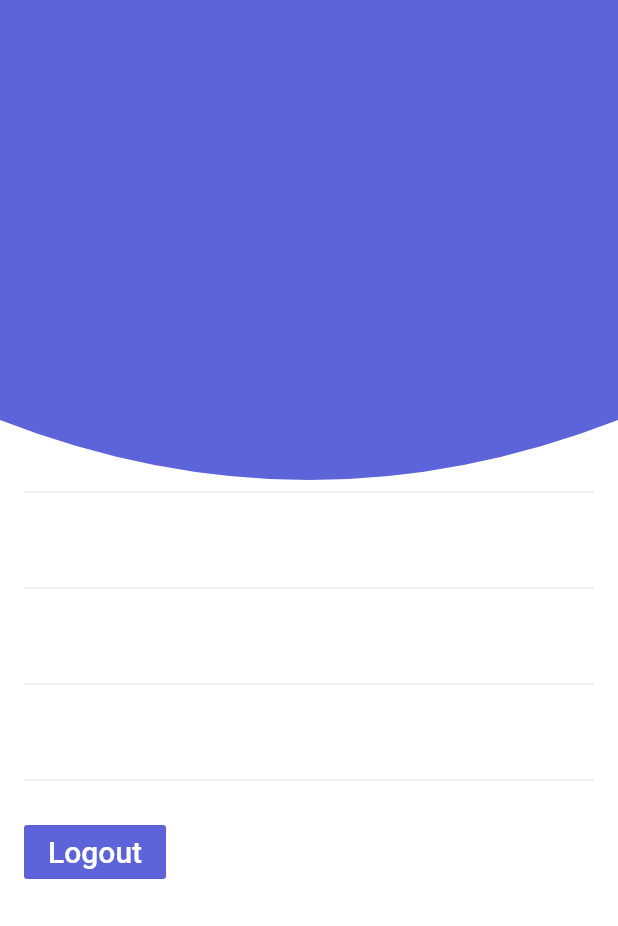
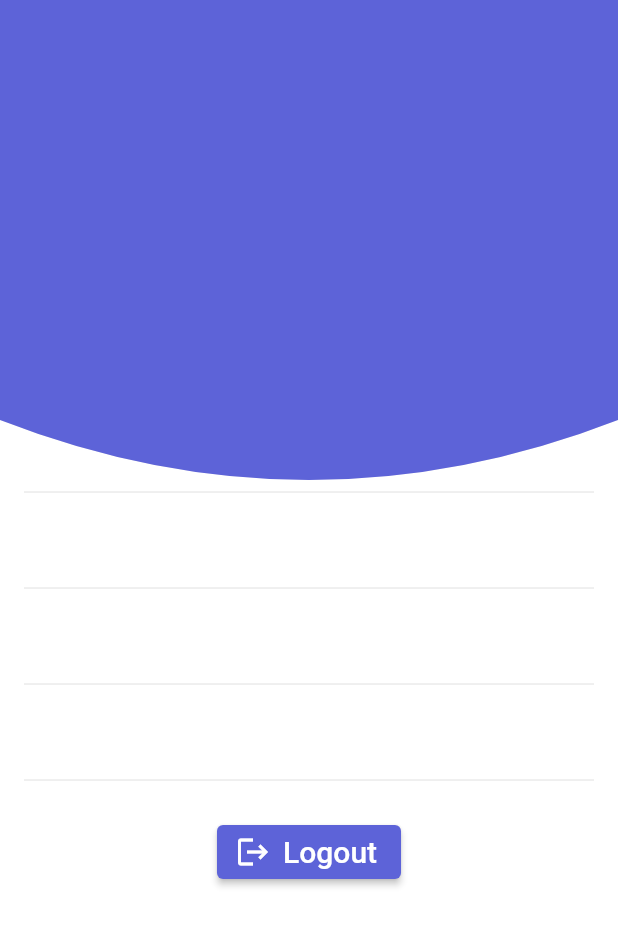
Before and after one commit to thirvusoft/money-manager, a Flutter app: the Profiles screen opened directly, on a phone screen of 412 x 824 dp. Shown: the top 926 px of the screen. Run offline on Flutter 3.47's test engine with Material 2 defaults, Android fonts, the phone set to English and light mode, and no system bars; our stand-ins replace animated_text_kit, connectivity, dio, dotted_border, file_picker, flutter_dotenv and 11 more; missing offline and left inert: flutter_launcher_icons; accounts and stored records are empty; network calls fail.

```diff
--- a/lib/main.dart
+++ b/lib/main.dart
@@ -1,3 +1,4 @@
+// @dart=2.9
 import 'package:flutter/material.dart';
 import 'package:flutter_dotenv/flutter_dotenv.dart';
 import 'package:money_manager/views/screens/loginScreen.dart';
--- a/lib/views/screens/Homescreen/Asset.dart
+++ b/lib/views/screens/Homescreen/Asset.dart
@@ -220,7 +220,6 @@ class _assetState extends State<asset> with SingleTickerProviderStateMixin {
                     icon_nameOnSearch.clear();
                     for (var i = 0; i < icon_name.length; i++) {
                       data = jsonDecode(icon_name[i])[0];
-                      data = (icon_name[i])[0];
 
                       if (data
                           .toLowerCase()
--- a/lib/views/screens/profile.dart
+++ b/lib/views/screens/profile.dart
@@ -87,22 +87,20 @@ class _ProfilesState extends State<Profiles> {
             SizedBox(
               height: 16,
             ),
-            FlatButton(
-              child: Text(
-                'Logout',
-                style: TextStyle(fontSize: 20.0),
-              ),
-              color: Color.fromARGB(255, 93, 99, 216),
-              textColor: Colors.white,
+            Center(
+              child: ElevatedButton.icon(
+                icon: Icon(Icons.logout),
+                label: Text('Logout', style: TextStyle(fontSize: 20.0)),
                 onPressed: () {
                   Navigator.push(
                     context,
                     MaterialPageRoute(builder: (context) => login_page()),
                   );
                 },
+                style: ElevatedButton.styleFrom(
+                  primary: Color.fromARGB(255, 93, 99, 216), // Background color
                 ),
-            SizedBox(
-              height: 4,
+              ),
             ),
           ],
         ),
```
Also changed, not shown: pubspec.yaml (+10 -13 lines), pubspec.lock. Lines whose indentation alone changed are shown as unchanged.
